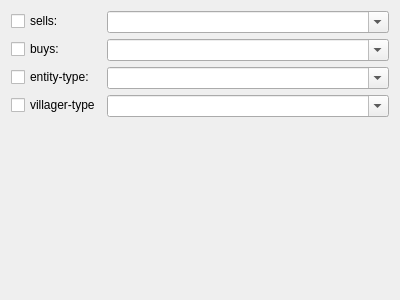
Old version of the form searchentitypluginwidget.ui in the repository cre4ture/minutor-1.
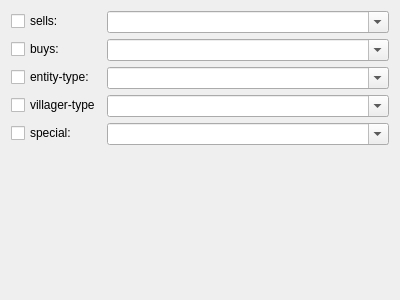
New version of the form.

```diff
--- a/searchentitypluginwidget.ui
+++ b/searchentitypluginwidget.ui
@@ -72,6 +72,20 @@
        </property>
       </widget>
      </item>
+     <item row="4" column="0">
+      <widget class="QCheckBox" name="check_special_param">
+       <property name="text">
+        <string>special:</string>
+       </property>
+      </widget>
+     </item>
+     <item row="4" column="1">
+      <widget class="QComboBox" name="cb_special_param">
+       <property name="editable">
+        <bool>true</bool>
+       </property>
+      </widget>
+     </item>
     </layout>
    </item>
   </layout>
```
